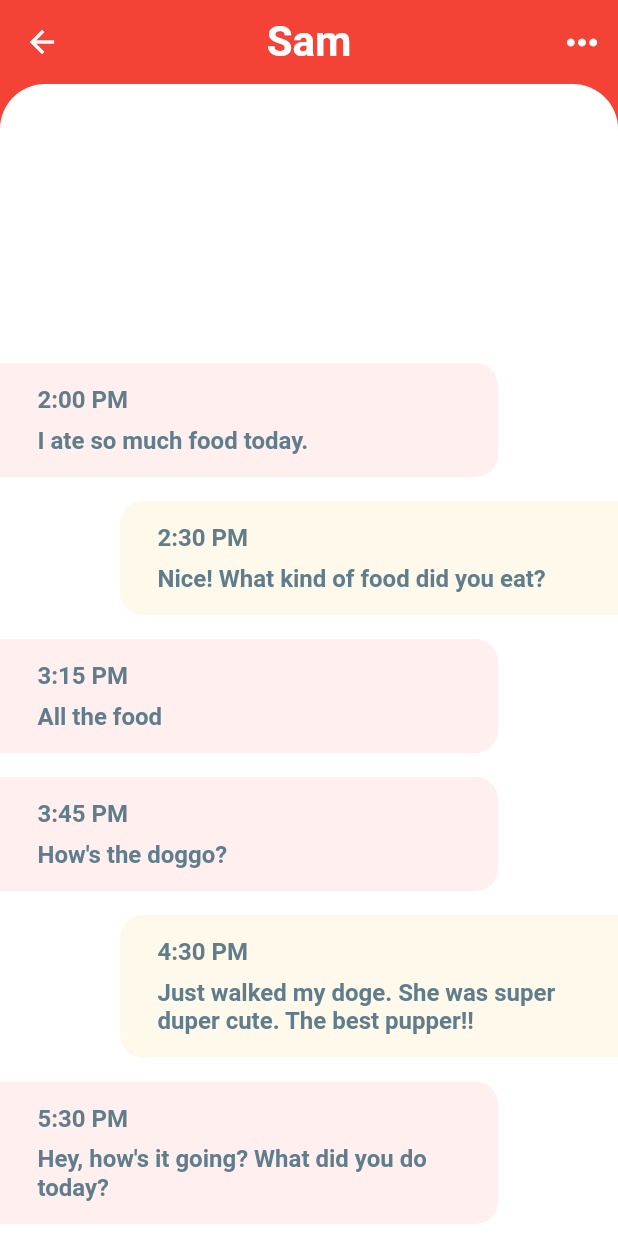
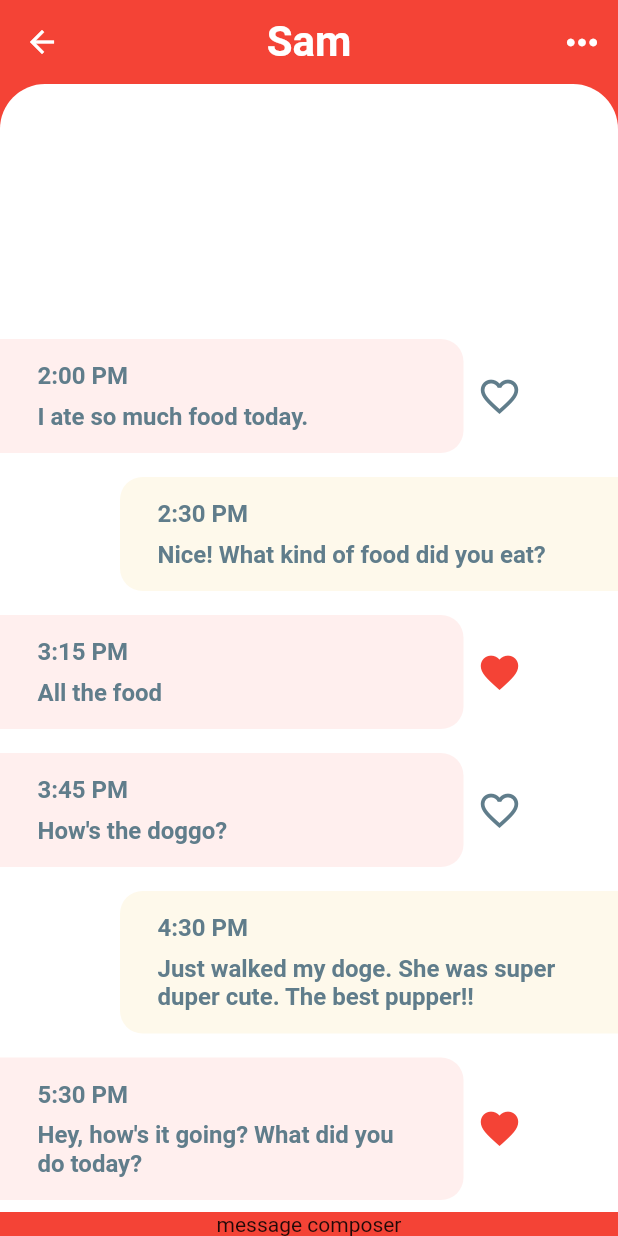
Before and after one commit to milosursulovic/chat_ui, a Flutter app: the screen it shows after launch, after a tap on "Sam", on a phone screen of 412 x 824 dp. Run offline on Flutter 3.47's test engine with Material 2 defaults, Android fonts, the phone set to English and light mode, and no system bars.

Commit message:
Add chat message heart icon

```diff
--- a/lib/screens/chat_screen.dart
+++ b/lib/screens/chat_screen.dart
@@ -14,15 +14,15 @@ class ChatScreen extends StatefulWidget {
 
 class _ChatScreenState extends State<ChatScreen> {
   _buildMessage(Message message, bool isMe) {
-    return Container(
+    final Container msg = Container(
       margin: isMe
           ? const EdgeInsets.only(top: 8.0, bottom: 8.0, left: 80.0)
           : const EdgeInsets.only(
               top: 8.0,
               bottom: 8.0,
-              right: 80.0,
             ),
       padding: const EdgeInsets.symmetric(horizontal: 25.0, vertical: 15.0),
+      width: MediaQuery.of(context).size.width * 0.75,
       decoration: isMe
           ? BoxDecoration(
               color: Theme.of(context).colorScheme.secondary,
@@ -55,6 +55,29 @@ class _ChatScreenState extends State<ChatScreen> {
         ],
       ),
     );
+
+    if (isMe) {
+      return msg;
+    }
+    return Row(
+      children: [
+        msg,
+        IconButton(
+          icon: message.isLiked
+              ? const Icon(Icons.favorite)
+              : const Icon(Icons.favorite_border),
+          iconSize: 30.0,
+          color: message.isLiked
+              ? Theme.of(context).colorScheme.primary
+              : Colors.blueGrey,
+          onPressed: () {},
+        )
+      ],
+    );
+  }
+
+  _buildMessageComposer() {
+    return Text("message composer");
   }
 
   @override
@@ -101,6 +124,7 @@ class _ChatScreenState extends State<ChatScreen> {
               ),
             ),
           ),
+          _buildMessageComposer(),
         ],
       ),
     );
```
